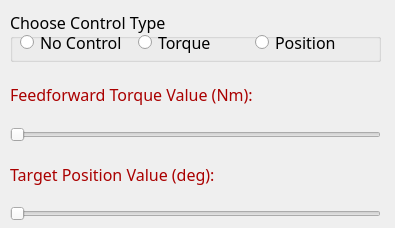
The window that ui/plutotestcontrol.ui (siva82kb/pluto-assessment) describes before a commit, drawn with Qt 5.
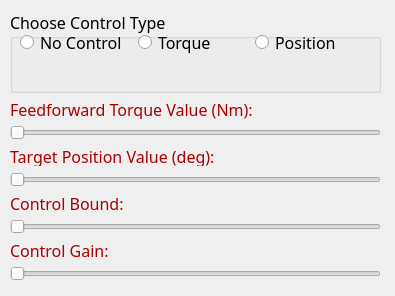
The same window after the commit.

```diff
--- a/ui/plutotestcontrol.ui
+++ b/ui/plutotestcontrol.ui
@@ -7,19 +7,19 @@
     <x>0</x>
     <y>0</y>
     <width>395</width>
-    <height>228</height>
+    <height>296</height>
    </rect>
   </property>
   <property name="minimumSize">
    <size>
     <width>395</width>
-    <height>228</height>
+    <height>296</height>
    </size>
   </property>
   <property name="maximumSize">
    <size>
     <width>395</width>
-    <height>228</height>
+    <height>296</height>
    </size>
   </property>
   <property name="windowTitle">
@@ -32,7 +32,7 @@
       <x>10</x>
       <y>10</y>
       <width>371</width>
-      <height>211</height>
+      <height>271</height>
      </rect>
     </property>
     <layout class="QVBoxLayout" name="verticalLayout">
@@ -84,6 +84,18 @@
      </item>
      <item>
       <widget class="QLabel" name="lblFeedforwardTorqueValue">
+       <property name="minimumSize">
+        <size>
+         <width>0</width>
+         <height>20</height>
+        </size>
+       </property>
+       <property name="maximumSize">
+        <size>
+         <width>16777215</width>
+         <height>20</height>
+        </size>
+       </property>
        <property name="font">
         <font>
          <family>Bahnschrift Light</family>
@@ -110,6 +122,18 @@
      </item>
      <item>
       <widget class="QLabel" name="lblPositionTargetValue">
+       <property name="minimumSize">
+        <size>
+         <width>0</width>
+         <height>20</height>
+        </size>
+       </property>
+       <property name="maximumSize">
+        <size>
+         <width>16777215</width>
+         <height>20</height>
+        </size>
+       </property>
        <property name="font">
         <font>
          <family>Bahnschrift Light</family>
@@ -134,6 +158,79 @@
        </property>
       </widget>
      </item>
+     <item>
+      <widget class="QLabel" name="lblControlBoundValue">
+       <property name="minimumSize">
+        <size>
+         <width>0</width>
+         <height>20</height>
+        </size>
+       </property>
+       <property name="maximumSize">
+        <size>
+         <width>16777215</width>
+         <height>20</height>
+        </size>
+       </property>
+       <property name="font">
+        <font>
+         <family>Bahnschrift Light</family>
+         <pointsize>12</pointsize>
+        </font>
+       </property>
+       <property name="styleSheet">
+        <string notr="true">color: rgb(170, 0, 0);</string>
+       </property>
+       <property name="text">
+        <string>Control Bound:</string>
+       </property>
+      </widget>
+     </item>
+     <item>
+      <widget class="QSlider" name="hSliderCtrlBndValue">
+       <property name="maximum">
+        <number>255</number>
+       </property>
+       <property name="orientation">
+        <enum>Qt::Horizontal</enum>
+       </property>
+      </widget>
+     </item>
+     <item>
+      <widget class="QLabel" name="lblControlGainValue">
+       <property name="minimumSize">
+        <size>
+         <width>0</width>
+         <height>20</height>
+        </size>
+       </property>
+       <property name="maximumSize">
+        <size>
+         <width>16777215</width>
+         <height>20</height>
+        </size>
+       </property>
+       <property name="font">
+        <font>
+         <family>Bahnschrift Light</family>
+         <pointsize>12</pointsize>
+        </font>
+       </property>
+       <property name="styleSheet">
+        <string notr="true">color: rgb(170, 0, 0);</string>
+       </property>
+       <property name="text">
+        <string>Control Gain:</string>
+       </property>
+      </widget>
+     </item>
+     <item>
+      <widget class="QSlider" name="hSliderCtrlGainValue">
+       <property name="orientation">
+        <enum>Qt::Horizontal</enum>
+       </property>
+      </widget>
+     </item>
     </layout>
    </widget>
   </widget>
```
